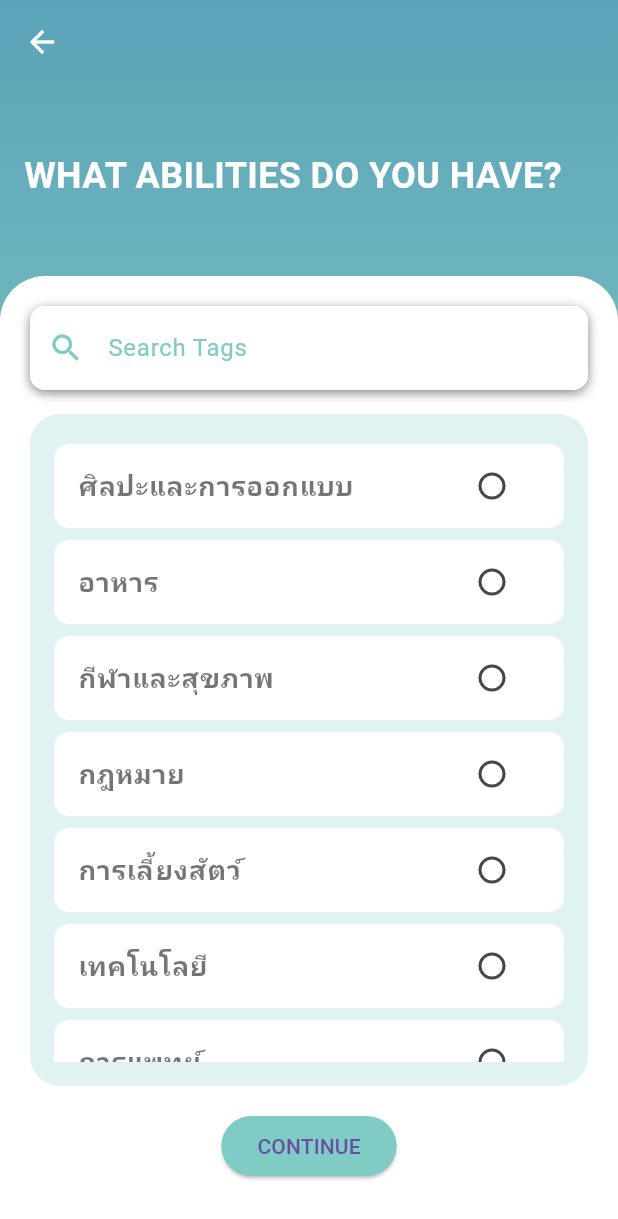
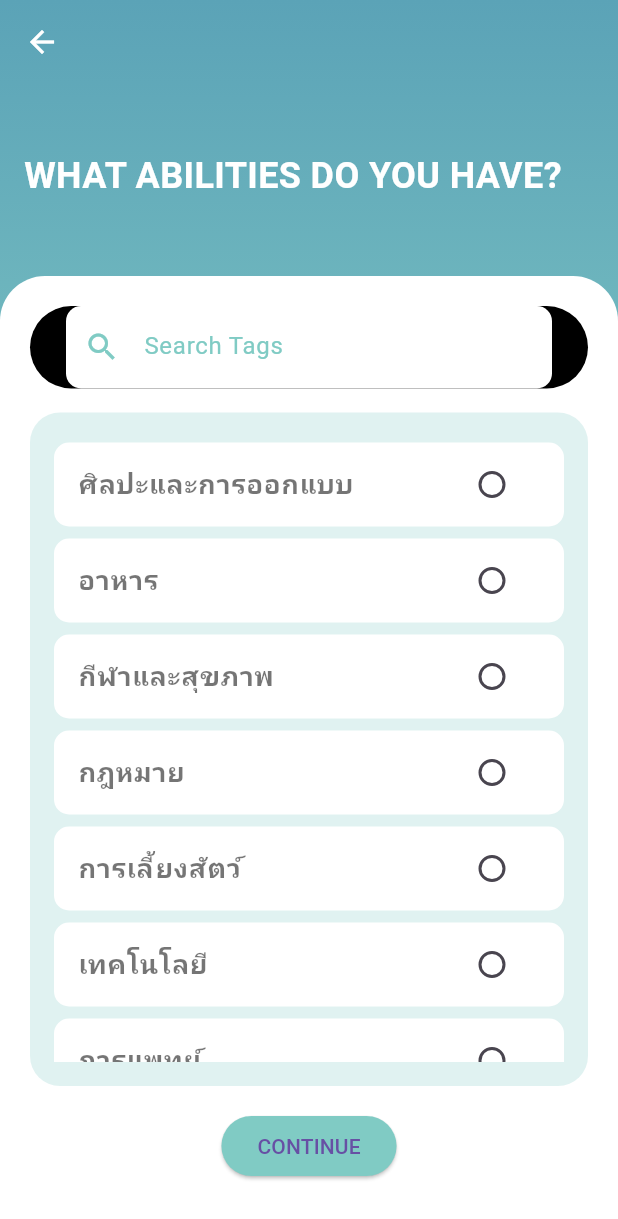
Before and after one commit to TaNuNian/workmai, a Flutter app: the CreateAccInter screen opened by its route, after a tap on "ศิลปะและการออกแบบ", after a tap on "CONTINUE", on a phone screen of 412 x 824 dp. Shown: the top 1219 px of the screen. Run offline on Flutter 3.47's test engine with Material 3 defaults, Android fonts, the phone set to English and light mode, and no system bars; our stand-ins replace cloud_firestore, firebase_auth, firebase_core, firebase_database, form_field_validator, google_fonts and 1 more; accounts and stored records are empty; Roboto replaces fonts that are missing (Sarabun).

Commit message:
แก้ไฟล์ซ้ำ myprofile_appear.dart + เพิ่มนิดหน่อย

```diff
--- a/lib/src/bottom_nav/bottom_nav.dart
+++ b/lib/src/bottom_nav/bottom_nav.dart
@@ -1,8 +1,8 @@
 import 'package:flutter/material.dart';
 import 'package:workmai/src/main_pages/friendlist_page/friendlist_page.dart';
 import 'package:workmai/src/main_pages/home_page/home_page.dart';
-import 'package:workmai/src/main_pages/profile_pages/my_profile_wg/myprofile_appear_edit.dart';
 import 'package:workmai/src/main_pages/profile_pages/profile_page.dart';
+import 'package:workmai/src/main_pages/profile_pages/profile_wg/myprofile_appear_edit.dart';
 
 class BottomNav extends StatefulWidget {
   const BottomNav({super.key});
--- /dev/null
+++ b/lib/src/decor/search_tab.dart
@@ -0,0 +1,23 @@
+import 'package:flutter/material.dart';
+
+class CustomSearchTab extends StatelessWidget {
+  Widget? child;
+
+  CustomSearchTab({super.key, this.child});
+
+  @override
+  Widget build(BuildContext context) {
+    return Container(
+      height: 55,
+      width: double.infinity,
+      decoration: BoxDecoration(
+        color: Colors.black,
+        borderRadius: BorderRadius.circular(32),
+      ),
+      child: Padding(
+        padding: const EdgeInsets.symmetric(horizontal: 24.0),
+        child: child,
+      ),
+    );
+  }
+}
--- a/lib/src/main_pages/profile_pages/my_profile.dart
+++ b/lib/src/main_pages/profile_pages/my_profile.dart
@@ -1,6 +1,6 @@
 import 'package:flutter/material.dart';
-import 'package:workmai/src/main_pages/profile_pages/my_profile_wg/myprofile_appear_edit.dart';
 import 'package:workmai/src/main_pages/profile_pages/profile_page.dart';
+import 'package:workmai/src/main_pages/profile_pages/profile_wg/myprofile_appear_edit.dart';
 
 class MyProfile extends StatelessWidget {
   const MyProfile({super.key});
--- a/lib/src/pre_pages/create_account_pages/create_acc_ness/create_acc_skill/create_acc_skill.dart
+++ b/lib/src/pre_pages/create_account_pages/create_acc_ness/create_acc_skill/create_acc_skill.dart
@@ -19,6 +19,7 @@ class _CreateAccSkillState extends State<CreateAccSkill> {
   late Map<String, dynamic> allTags;
   Map<String, dynamic> filteredTags = {};
   bool isSearching = false;
+  final FocusNode _focusNode = FocusNode();
 
   @override
   void initState() {
@@ -26,6 +27,7 @@ class _CreateAccSkillState extends State<CreateAccSkill> {
     allTags = skills;
     filteredTags = allTags;
     _searchController.addListener(_filterTags);
+    _focusNode.unfocus();
   }
 
   void _filterTags() {
@@ -76,6 +78,7 @@ class _CreateAccSkillState extends State<CreateAccSkill> {
     _searchController.dispose();
     super.dispose();
   }
+
 
   @override
   Widget build(BuildContext context) {
@@ -130,28 +133,15 @@ class _CreateAccSkillState extends State<CreateAccSkill> {
                   padding: const EdgeInsets.all(20.0),
                   child: Column(
                     children: [
-                      Container(
-                        decoration: BoxDecoration(
-                          color: Colors.white,
-                          borderRadius: BorderRadius.circular(10.0),
-                          boxShadow: [
-                            BoxShadow(
-                              color: Colors.black26,
-                              blurRadius: 5.0,
-                              offset: Offset(0, 2),
-                            ),
-                          ],
-                        ),
-                        child: SearchTagsBar(
-                          controller: _searchController,
-                          onChanged: (query) => _filterTags(),
-                        ),
+                      SearchTagsBar(
+                        controller: _searchController,
+                        onChanged: (query) => _filterTags(),
                       ),
                       const SizedBox(height: 16),
                       Expanded(
                         child: Container(
                           decoration: BoxDecoration(
-                            color: Color(0xFFE0F2F1),
+                            color: const Color(0xFFE0F2F1),
                             borderRadius: BorderRadius.circular(20.0),
                           ),
                           child: Padding(
--- a/lib/src/pre_pages/create_account_pages/create_acc_ness/tags_search_bar/search_bar.dart
+++ b/lib/src/pre_pages/create_account_pages/create_acc_ness/tags_search_bar/search_bar.dart
@@ -1,32 +1,23 @@
 import 'package:flutter/material.dart';
+import 'package:workmai/src/decor/search_tab.dart';
 
 class SearchTagsBar extends StatelessWidget {
   final TextEditingController controller;
   final ValueChanged<String> onChanged;
 
-  SearchTagsBar({required this.controller, required this.onChanged});
+  const SearchTagsBar(
+      {super.key, required this.controller, required this.onChanged});
 
   @override
   Widget build(BuildContext context) {
-    return Container(
-      decoration: BoxDecoration(
-        color: Colors.white,
-        borderRadius: BorderRadius.circular(10.0),
-        boxShadow: [
-          BoxShadow(
-            color: Colors.black26,
-            blurRadius: 5.0,
-            offset: Offset(0, 2),
-          ),
-        ],
-      ),
+    return CustomSearchTab(
       child: TextField(
         controller: controller,
         onChanged: onChanged,
         decoration: InputDecoration(
-          prefixIcon: Icon(Icons.search, color: Color(0xFF80CBC4)),
+          prefixIcon: const Icon(Icons.search, color: Color(0xFF80CBC4)),
           hintText: 'Search Tags',
-          hintStyle: TextStyle(color: Color(0xFF80CBC4)),
+          hintStyle: const TextStyle(color: Color(0xFF80CBC4)),
           filled: true,
           fillColor: Colors.white,
           border: OutlineInputBorder(
```
Also changed, not shown: lib/src/main_pages/home_placeholder.dart (deleted, +0 -17 lines), lib/src/main_pages/profile_pages/my_profile_wg/myprofile_appear.dart (deleted, +0 -48 lines), lib/src/main_pages/profile_pages/my_profile_wg/myprofile_appear_edit.dart (deleted, +0 -36 lines), lib/src/main_pages/profile_pages/my_profile_wg/myprofile_appear_name.dart (deleted, +0 -82 lines), lib/src/main_pages/profile_pages/my_profile_wg/skill_tag.dart (deleted, +0 -42 lines), lib/generated/assets.dart.
